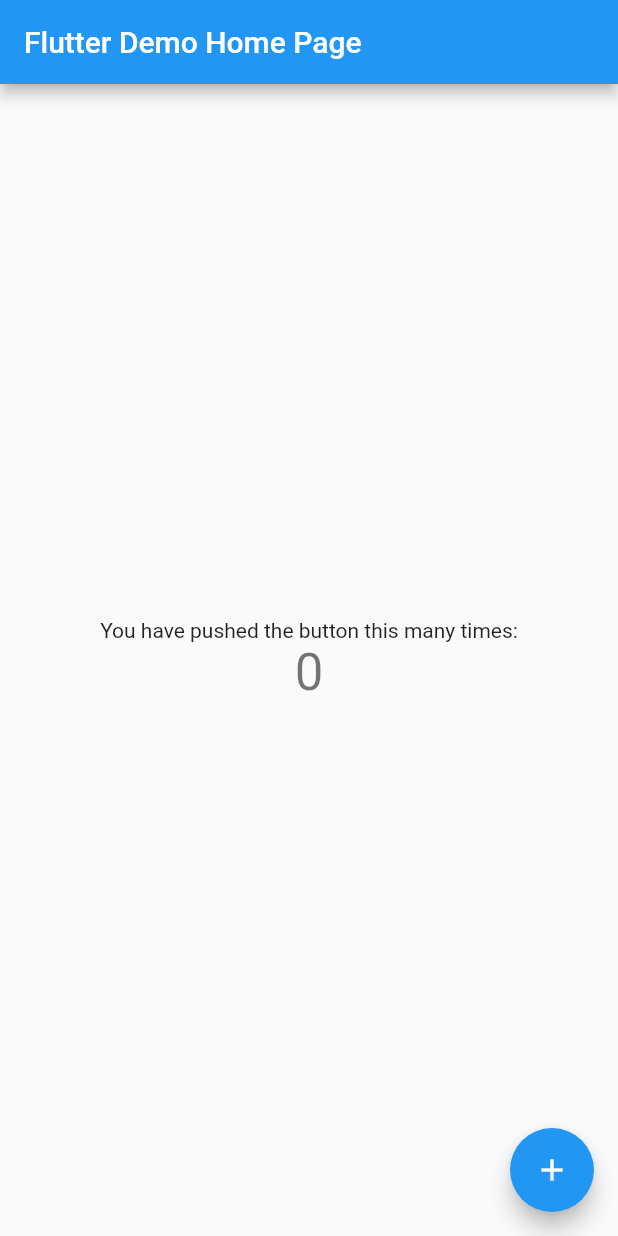
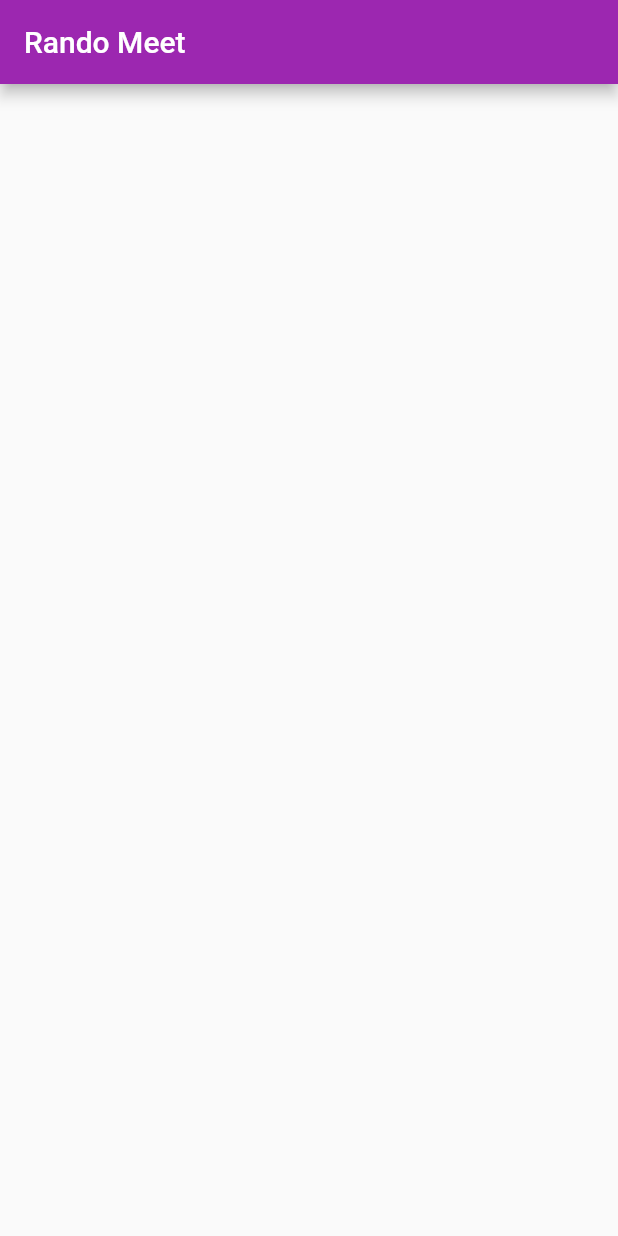
Before and after one commit to abalmagd/rando_meet, a Flutter app: the screen it shows after launch, on a phone screen of 412 x 824 dp. Run offline on Flutter 3.47's test engine with Material 2 defaults, Android fonts, the phone set to English and light mode, and no system bars; our stand-ins replace bloc.

```diff
--- /dev/null
+++ b/lib/features/landing/presentation/landing_screen.dart
@@ -0,0 +1,13 @@
+import 'package:flutter/material.dart';
+
+class LandingScreen extends StatelessWidget {
+  const LandingScreen({super.key});
+
+  @override
+  Widget build(BuildContext context) {
+    return Scaffold(
+      appBar: AppBar(title: const Text('Rando Meet')),
+      body: const SizedBox.shrink(),
+    );
+  }
+}
--- /dev/null
+++ b/lib/features/meeting/bloc/meeting_event.dart
@@ -0,0 +1,4 @@
+part of 'meeting_bloc.dart';
+
+@immutable
+abstract class MeetingEvent {}
--- /dev/null
+++ b/lib/features/meeting/bloc/meeting_state.dart
@@ -0,0 +1,6 @@
+part of 'meeting_bloc.dart';
+
+@immutable
+abstract class MeetingState {}
+
+class MeetingInitial extends MeetingState {}
--- a/lib/main.dart
+++ b/lib/main.dart
@@ -1,4 +1,6 @@
 import 'package:flutter/material.dart';
+
+import 'features/landing/presentation/landing_screen.dart';
 
 void main() {
   runApp(const MyApp());
@@ -12,104 +14,11 @@
   Widget build(BuildContext context) {
     return MaterialApp(
       title: 'Flutter Demo',
+      debugShowCheckedModeBanner: false,
       theme: ThemeData(
-        // This is the theme of your application.
-        //
-        // Try running your application with "flutter run". You'll see the
-        // application has a blue toolbar. Then, without quitting the app, try
-        // changing the primarySwatch below to Colors.green and then invoke
-        // "hot reload" (press "r" in the console where you ran "flutter run",
-        // or simply save your changes to "hot reload" in a Flutter IDE).
-        // Notice that the counter didn't reset back to zero; the application
-        // is not restarted.
-        primarySwatch: Colors.blue,
+        primarySwatch: Colors.purple,
       ),
-      home: const MyHomePage(title: 'Flutter Demo Home Page'),
+      home: const LandingScreen(),
     );
   }
 }
-
-class MyHomePage extends StatefulWidget {
-  const MyHomePage({super.key, required this.title});
-
-  // This widget is the home page of your application. It is stateful, meaning
-  // that it has a State object (defined below) that contains fields that affect
-  // how it looks.
-
-  // This class is the configuration for the state. It holds the values (in this
-  // case the title) provided by the parent (in this case the App widget) and
-  // used by the build method of the State. Fields in a Widget subclass are
-  // always marked "final".
-
-  final String title;
-
-  @override
-  State<MyHomePage> createState() => _MyHomePageState();
-}
-
-class _MyHomePageState extends State<MyHomePage> {
-  int _counter = 0;
-
-  void _incrementCounter() {
-    setState(() {
-      // This call to setState tells the Flutter framework that something has
-      // changed in this State, which causes it to rerun the build method below
-      // so that the display can reflect the updated values. If we changed
-      // _counter without calling setState(), then the build method would not be
-      // called again, and so nothing would appear to happen.
-      _counter++;
-    });
-  }
-
-  @override
-  Widget build(BuildContext context) {
-    // This method is rerun every time setState is called, for instance as done
-    // by the _incrementCounter method above.
-    //
-    // The Flutter framework has been optimized to make rerunning build methods
-    // fast, so that you can just rebuild anything that needs updating rather
-    // than having to individually change instances of widgets.
-    return Scaffold(
-      appBar: AppBar(
-        // Here we take the value from the MyHomePage object that was created by
-        // the App.build method, and use it to set our appbar title.
-        title: Text(widget.title),
-      ),
-      body: Center(
-        // Center is a layout widget. It takes a single child and positions it
-        // in the middle of the parent.
-        child: Column(
-          // Column is also a layout widget. It takes a list of children and
-          // arranges them vertically. By default, it sizes itself to fit its
-          // children horizontally, and tries to be as tall as its parent.
-          //
-          // Invoke "debug painting" (press "p" in the console, choose the
-          // "Toggle Debug Paint" action from the Flutter Inspector in Android
-          // Studio, or the "Toggle Debug Paint" command in Visual Studio Code)
-          // to see the wireframe for each widget.
-          //
-          // Column has various properties to control how it sizes itself and
-          // how it positions its children. Here we use mainAxisAlignment to
-          // center the children vertically; the main axis here is the vertical
-          // axis because Columns are vertical (the cross axis would be
-          // horizontal).
-          mainAxisAlignment: MainAxisAlignment.center,
-          children: <Widget>[
-            const Text(
-              'You have pushed the button this many times:',
-            ),
-            Text(
-              '$_counter',
-              style: Theme.of(context).textTheme.headlineMedium,
-            ),
-          ],
-        ),
-      ),
-      floatingActionButton: FloatingActionButton(
-        onPressed: _incrementCounter,
-        tooltip: 'Increment',
-        child: const Icon(Icons.add),
-      ), // This trailing comma makes auto-formatting nicer for build methods.
-    );
-  }
-}
--- a/pubspec.yaml
+++ b/pubspec.yaml
@@ -28,13 +28,16 @@
 # the latest version available on pub.dev. To see which dependencies have newer
 # versions available, run `flutter pub outdated`.
 dependencies:
+  bloc: ^8.1.2
+  flutter_bloc: ^8.1.3
+  flutter_webrtc: ^0.9.40
   flutter:
     sdk: flutter
 
 
   # The following adds the Cupertino Icons font to your application.
   # Use with the CupertinoIcons class for iOS style icons.
-  cupertino_icons: ^1.0.2
+  cupertino_icons: ^1.0.5
 
 dev_dependencies:
   flutter_test:
```
Also changed, not shown: lib/features/meeting/bloc/meeting_bloc.dart (added, +13 -0 lines), pubspec.lock, 14 other files.
